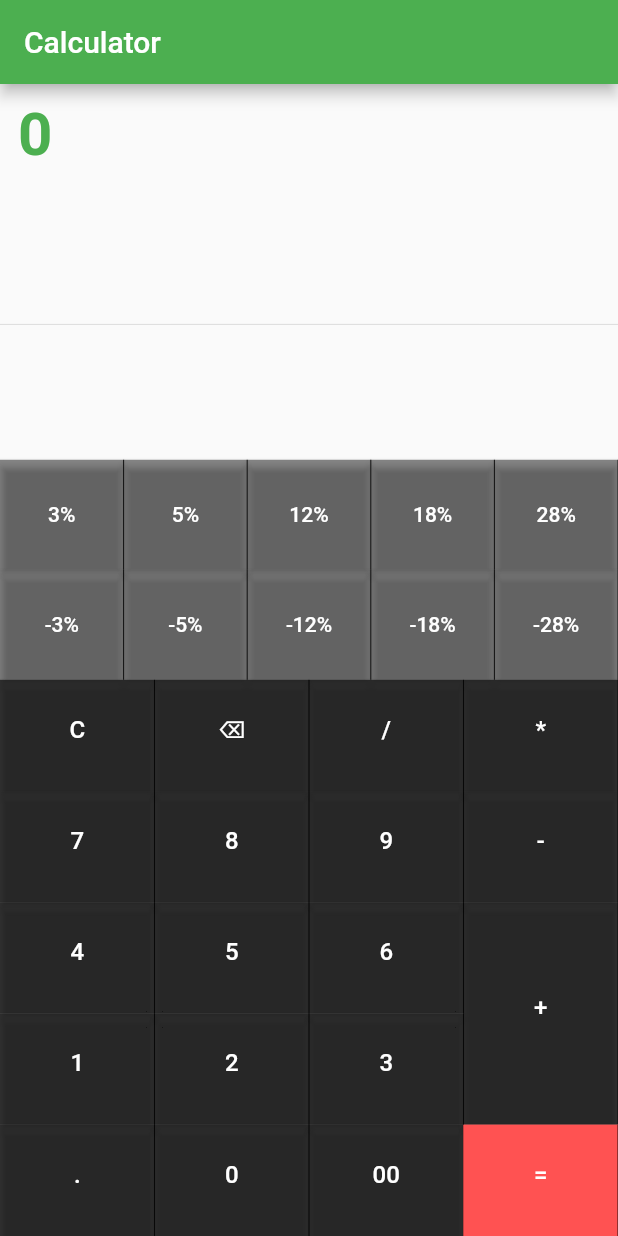
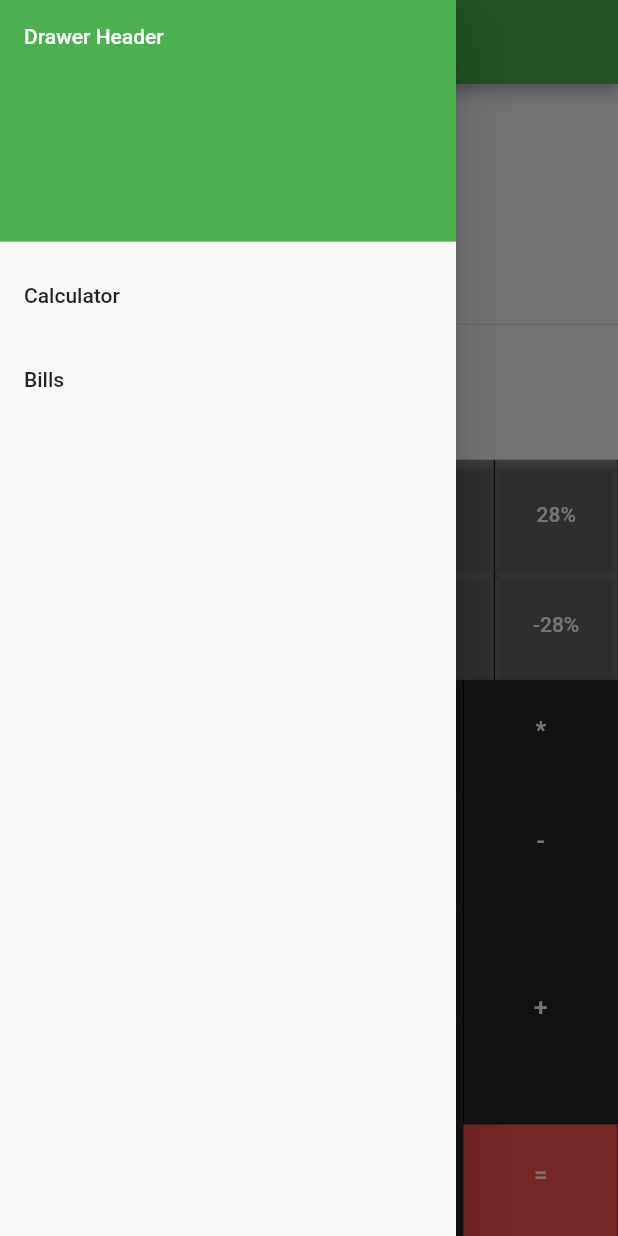
Before and after one commit to meharajM/kyatobi, a Flutter app: the screen it shows after launch, with the side drawer open (before the commit the screen has no drawer), on a phone screen of 412 x 824 dp. Run offline on Flutter 3.47's test engine with Material 2 defaults, Android fonts, the phone set to English and light mode, and no system bars; our stand-ins replace contacts_service, permission_handler, sqflite, transparent_image; missing offline and left inert: expressions; accounts and stored records are empty.

Commit message:
Calculator (#7)
* added initals

* added send icon + list tile changes

* saving bills

* added tabs

* drawer addition

* drawer with tabs

* splash screen

Co-authored-by: shohail <shohail@cloudthing.com>

```diff
--- a/lib/app.dart
+++ b/lib/app.dart
@@ -1,4 +1,5 @@
 import 'package:flutter/material.dart';
+import 'package:kyatobi/bills/layout_bills.dart';
 import 'package:kyatobi/contacts/contacts_details.dart';
 
 import 'calculator/calculator_layout.dart';
@@ -18,6 +19,25 @@ class App extends StatelessWidget {
         '/': (context) => Calculator(),
         // When navigating to the "/second" route, build the SecondScreen widget.
         '/second': (context) => ContactsDetails(),
+        '/tabs': (context) => DefaultTabController(
+            length: 2,
+            child: Scaffold(
+              appBar: AppBar(
+                title: Text('Kyatobi'),
+                bottom: TabBar(tabs: [
+                  Tab(
+                    child: Text('Bills'),
+                  ),
+                  Tab(
+                    child: Text('data'),
+                  )
+                ]),
+              ),
+              body: TabBarView(children: [
+                Bills(),
+                Icon(Icons.directions_transit),
+              ]),
+            ))
       },
     );
   }
--- /dev/null
+++ b/lib/bills/layout_bills.dart
@@ -0,0 +1,18 @@
+import 'package:flutter/cupertino.dart';
+import 'package:flutter/material.dart';
+
+class Bills extends StatefulWidget {
+  @override
+  BillState createState() => BillState();
+}
+
+class BillState extends State<Bills> {
+  @override
+  Widget build(BuildContext context) {
+    return SafeArea(
+      child: Center(
+        child: Text('List of Bills'),
+      ),
+    );
+  }
+}
--- a/lib/calculator/calculator_layout.dart
+++ b/lib/calculator/calculator_layout.dart
@@ -115,6 +115,34 @@ class _CalculatorState extends State<Calculator> {
   Widget build(BuildContext context) {
     // TODO: implement build
     return Scaffold(
+      drawer: Drawer(
+        child: ListView(
+          padding: EdgeInsets.zero,
+          children: <Widget>[
+            DrawerHeader(
+              child: Text(
+                'Drawer Header',
+                style: TextStyle(color: Colors.white),
+              ),
+              decoration: BoxDecoration(color: Theme.of(context).primaryColor),
+            ),
+            ListTile(
+              title: Text('Calculator'),
+              onTap: () {
+                // Update the state of the app.
+                // ...
+                Navigator.pop(context);
+              },
+            ),
+            ListTile(
+              title: Text('Bills'),
+              onTap: () {
+                Navigator.pushNamed(context, '/tabs');
+              },
+            ),
+          ],
+        ),
+      ),
       appBar: AppBar(
         title: Text('Calculator'),
       ),
--- a/pubspec.yaml
+++ b/pubspec.yaml
@@ -31,6 +31,8 @@ dependencies:
   contacts_service: ^0.4.6
   permission_handler: ^5.0.1+1
   transparent_image: ^1.0.0
+  sqflite: ^1.3.0
+  path:
 dev_dependencies:
   flutter_test:
     sdk: flutter
```
Also changed, not shown: lib/contacts/contacts_details.dart (+6 -4 lines), lib/contacts/contacts_list.dart (+38 -10 lines), lib/contacts/contacts_try.dart (added, +8 -0 lines), lib/util/db.dart (added, +57 -0 lines), lib/util/util.dart (added, +8 -0 lines), lib/widgets/card.dart (+25 -9 lines), pubspec.lock, 4 other files.
